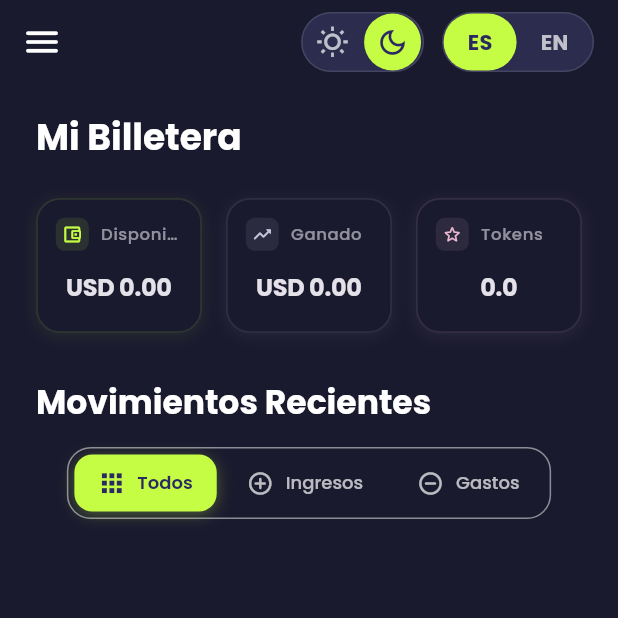
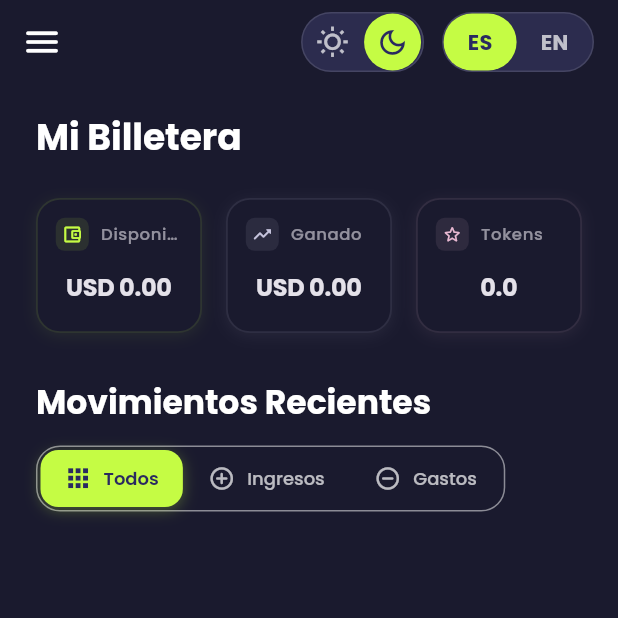
Before and after one commit to atorress91/flutter-app, a Flutter app: the MyWalletScreen screen opened by its route, after a tap on "Todos", on a phone screen of 412 x 824 dp, the top half of it. Run offline on Flutter 3.47's test engine with Material 3 defaults, Android fonts, the phone set to English and light mode, and no system bars; our stand-ins replace cached_network_image, connectivity_plus, custom_refresh_indicator, device_info_plus, equatable, firebase_core and 10 more; missing offline and left inert: network_info_plus; accounts and stored records are empty.

Commit message:
fix(ui): improve layout and spacing in wallet and sidebar screens
Adjusted spacing and layout for better visual consistency and usability.
Replaced fixed positioning with a more flexible layout in the sidebar header
to enhance responsiveness on mobile devices.

Impact: Users may notice a smoother interaction with the wallet and sidebar
components due to improved spacing and scrolling behavior.

```diff
--- a/lib/features/dashboard/presentation/screens/my_wallet_screen.dart
+++ b/lib/features/dashboard/presentation/screens/my_wallet_screen.dart
@@ -102,10 +102,11 @@ class _MyWalletScreenState extends ConsumerState<MyWalletScreen> {
                             style: textTheme.titleLarge?.copyWith(fontWeight: FontWeight.bold),
                           ),
                         ),
-                        const SizedBox(height: 16),
-                        Center(
+                        const SizedBox(height: 15),
+                        SingleChildScrollView(
+                          scrollDirection: Axis.horizontal,
                           child: Container(
-                            padding: const EdgeInsets.all(4.0),
+                            padding: const EdgeInsets.all(2.0),
                             decoration: BoxDecoration(
                               color: colorScheme.surface.withAlpha((255*0.5).toInt()),
                               borderRadius: BorderRadius.circular(16.0),
@@ -123,7 +124,7 @@ class _MyWalletScreenState extends ConsumerState<MyWalletScreen> {
                                   isSelected: walletState.filter == TransactionFilterType.all,
                                   onTap: () => walletController.setFilter(TransactionFilterType.all),
                                 ),
-                                const SizedBox(width: 4),
+                                const SizedBox(width: 1),
                                 FilterButton(
                                   icon: Icons.add_circle_outline_rounded,
                                   label: l10n.walletFilterIncome,
@@ -131,7 +132,7 @@ class _MyWalletScreenState extends ConsumerState<MyWalletScreen> {
                                   onTap: () => walletController.setFilter(TransactionFilterType.credit),
                                   selectedColor: Colors.green.shade600,
                                 ),
-                                const SizedBox(width: 4),
+                                const SizedBox(width: 1),
                                 FilterButton(
                                   icon: Icons.remove_circle_outline_rounded,
                                   label: l10n.walletFilterExpenses,
--- a/lib/features/dashboard/presentation/widgets/sidebar/sidebar_header.dart
+++ b/lib/features/dashboard/presentation/widgets/sidebar/sidebar_header.dart
@@ -47,11 +47,7 @@ class SidebarHeader extends ConsumerWidget {
         children: [
           // Botón de cerrar en la parte superior derecha (solo móvil)
           if (!isCollapsed && isMobile && onRequestClose != null)
-            Positioned(
-              top: 0,
-              right: 0,
-              child: _buildCloseButton(context),
-            ),
+            _buildCloseButton(context),
           // Contenido del header con padding para evitar superposición
           Padding(
             padding: EdgeInsets.only(top: isMobile ? 40 : 0),
@@ -264,10 +260,7 @@ class SidebarHeader extends ConsumerWidget {
   }
 
   Widget _buildCloseButton(BuildContext context) {
-    return Positioned(
-      top: 8,
-      right: 8,
-      child: Tooltip(
+    return Tooltip(
       message: 'Cerrar',
       child: IconButton(
         icon: Icon(
@@ -277,7 +270,6 @@ class SidebarHeader extends ConsumerWidget {
           ).colorScheme.onSurface.withAlpha((255 * 0.7).toInt()),
         ),
         onPressed: onRequestClose,
-        ),
       ),
     );
   }
```
Lines whose indentation alone changed are shown as unchanged.
